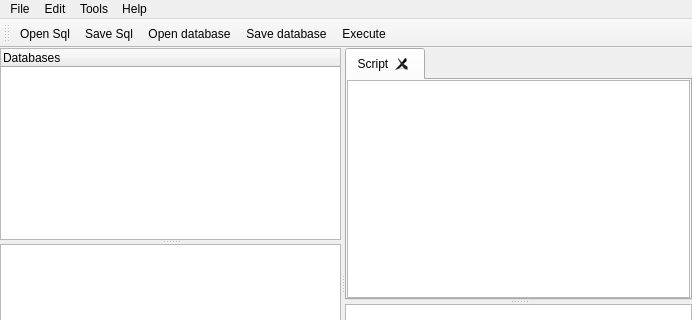
This is mainwindow.ui in anachuri/dbmsClient as Qt 5 draws it before an edit; both pictures show x 0 to 692 and y 0 to 320 of the 692 by 539 pixel window. The edited form follows.
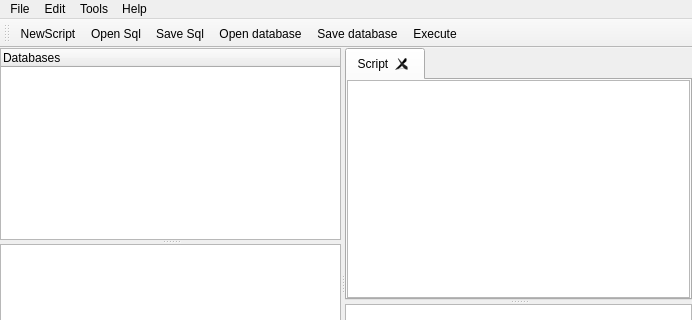
This is the edited form. Icons and pictures are not drawn. Custom widgets are drawn as their Qt base class.

Commit message: agrego cambios

What changed in the file:
```diff
--- a/mainwindow.ui
+++ b/mainwindow.ui
@@ -177,6 +177,7 @@
    <attribute name="toolBarBreak">
     <bool>false</bool>
    </attribute>
+   <addaction name="actionNewScript"/>
    <addaction name="actionOpen_Sql"/>
    <addaction name="actionSave_Sql"/>
    <addaction name="actionOpenDatabase"/>
@@ -345,6 +346,14 @@
     <string>Ctrl+H</string>
    </property>
   </action>
+  <action name="actionNewScript">
+   <property name="text">
+    <string>NewScript</string>
+   </property>
+   <property name="menuRole">
+    <enum>QAction::MenuRole::NoRole</enum>
+   </property>
+  </action>
  </widget>
  <customwidgets>
   <customwidget>
```
The commit also changes 2 other files.
